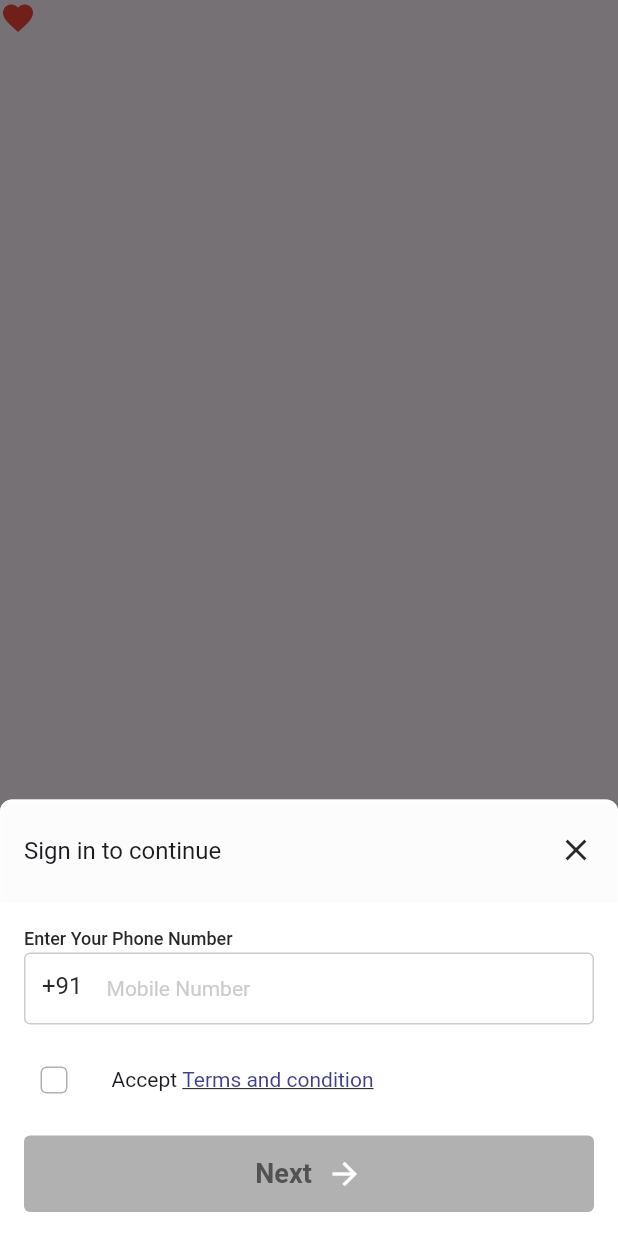
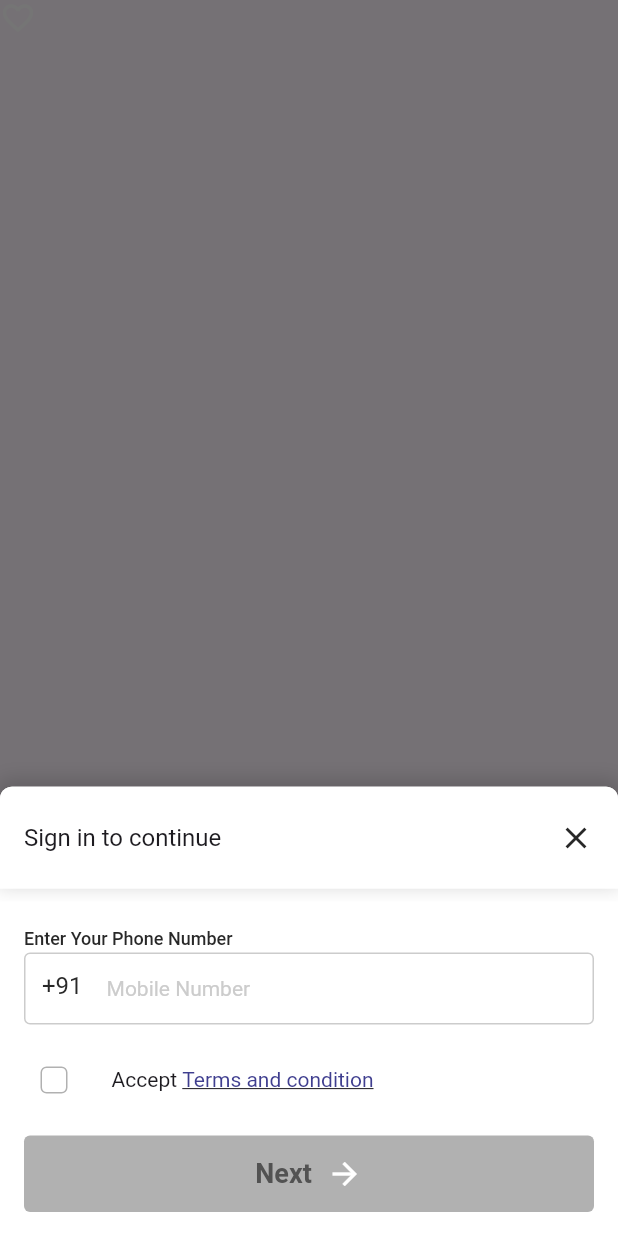
Before and after one commit to DivyanshArya09/oru_mobiles, a Flutter app: the FavouriteIcon widget shown alone on an empty page, opened directly with empty values, after a tap on the "favorite outline" icon, on a phone screen of 412 x 824 dp. Run offline on Flutter 3.47's test engine with Material 3 defaults, Android fonts, the phone set to English and light mode, and no system bars; our stand-ins replace bloc, cached_network_image, carousel_slider, dartz, dio, equatable and 9 more; accounts and stored records are empty; network calls fail; Roboto replaces fonts that are missing (Poppins); project files that could hold a hidden picture were left out.

Commit message:
UI fixes

```diff
--- a/lib/core/helpers/scaffold_helper.dart
+++ b/lib/core/helpers/scaffold_helper.dart
@@ -3,6 +3,7 @@ import 'package:flutter_screenutil/flutter_screenutil.dart';
 import 'package:oru_mobiles/core/constants/color_palatte.dart';
 import 'package:oru_mobiles/features/home/presentation/screens/home_screen.dart';
 import 'package:oru_mobiles/themes/app_text_themes.dart';
+import 'package:oru_mobiles/utils/custom_spacers.dart';
 
 enum SnakBarType { success, error, info }
 
@@ -42,7 +43,14 @@ class ScaffoldHelper {
             topRight: Radius.circular(8),
           ),
         ),
-        builder: (context) => Padding(
+        builder: (context) => Container(
+          decoration: const BoxDecoration(
+            color: Colors.white,
+            borderRadius: BorderRadius.only(
+              topLeft: Radius.circular(8),
+              topRight: Radius.circular(8),
+            ),
+          ),
           padding: EdgeInsets.only(
             bottom: MediaQuery.of(context).viewInsets.bottom,
           ),
@@ -54,17 +62,18 @@ class ScaffoldHelper {
                 width: double.infinity,
                 padding: const EdgeInsets.symmetric(horizontal: 16),
                 decoration: BoxDecoration(
-                  color: Colors.white.withOpacity(.8),
+                  color: Colors.white,
                   borderRadius: const BorderRadius.only(
                     topLeft: Radius.circular(8),
                     topRight: Radius.circular(8),
                   ),
                   boxShadow: [
                     BoxShadow(
-                      color: Colors.black.withOpacity(0.06), // Shadow color
-                      offset: Offset(0, 2), // Shadow position
-                      blurRadius: 2, // Shadow blur radius
-                      spreadRadius: 0, // Shadow spread radius
+                      color: Colors.black.withOpacity(0.15), // Softer shadow
+                      offset: const Offset(0, -3), // Shift shadow down
+                      blurRadius: 10, // Increase blur for smoother effect
+                      spreadRadius:
+                          2, // Slight spread to make it more prominent
                     ),
                   ],
                 ),
@@ -85,6 +94,7 @@ class ScaffoldHelper {
                   ],
                 ),
               ),
+              CustomSpacers.height8,
               Container(
                 padding: const EdgeInsets.all(16),
                 color: ColorPalette.white,
--- a/lib/core/helpers/user_helper.dart
+++ b/lib/core/helpers/user_helper.dart
@@ -1,7 +1,11 @@
+import 'dart:async';
+
 import 'package:oru_mobiles/core/constants/shared_prefs_key.dart';
 import 'package:oru_mobiles/core/managers/shared_preferences_manger.dart';
 import 'package:oru_mobiles/routes/app_routes.dart';
 import 'package:oru_mobiles/routes/custom_navigator.dart';
+
+StreamController<bool> userAuthStream = StreamController.broadcast();
 
 class UserHelper {
   static setUserName(String name) {
@@ -14,6 +18,7 @@ class UserHelper {
 
   static setIsloggedIn(bool isLoggedIn) {
     SharedPreferencesManager.setBool(isUserLoggedIN, isLoggedIn);
+    UserAuthStream.broadcastStream(isLoggedIn);
   }
 
   static String getUserName() {
@@ -39,5 +44,14 @@ class UserHelper {
 
     kNavigatorKey.currentState!
         .pushNamedAndRemoveUntil(AppRouter.splashScreen, (route) => false);
+    userAuthStream.close();
   }
 }
+
+class UserAuthStream {
+  static Stream<bool> getUserAuthStream() => userAuthStream.stream;
+
+  static void broadcastStream(bool value) {
+    userAuthStream.sink.add(value);
+  }
+}
--- a/lib/features/auth/presentation/widgets/login_widget.dart
+++ b/lib/features/auth/presentation/widgets/login_widget.dart
@@ -4,6 +4,7 @@ import 'package:flutter/material.dart';
 import 'package:flutter_bloc/flutter_bloc.dart';
 import 'package:oru_mobiles/core/constants/color_palatte.dart';
 import 'package:oru_mobiles/core/helpers/scaffold_helper.dart';
+import 'package:oru_mobiles/core/helpers/user_helper.dart';
 import 'package:oru_mobiles/features/auth/domain/entities/generate_otp_entity.dart';
 import 'package:oru_mobiles/features/auth/presentation/bloc/auth_bloc.dart';
 import 'package:oru_mobiles/features/auth/presentation/utils/auth_validators.dart';
@@ -87,6 +88,9 @@ class _LoginWidgetState extends State<LoginWidget> {
                 otpWidgetType: OtpWidgetType.bottomSheet,
               ),
               title: 'Verify OTP',
+            ).then(
+              (value) =>
+                  value == false ? UserAuthStream.broadcastStream(false) : null,
             );
           }
         }
--- a/lib/features/auth/presentation/widgets/sign_up_widget.dart
+++ b/lib/features/auth/presentation/widgets/sign_up_widget.dart
@@ -1,4 +1,5 @@
 import 'package:flutter/material.dart';
+import 'package:oru_mobiles/core/helpers/scaffold_helper.dart';
 import 'package:oru_mobiles/core/helpers/user_helper.dart';
 import 'package:oru_mobiles/features/auth/presentation/utils/auth_validators.dart';
 import 'package:oru_mobiles/routes/app_routes.dart';
@@ -67,6 +68,11 @@ class _SignUpWidgetState extends State<SignUpWidget> {
                     AppRouter.home,
                   );
                 } else {
+                  ScaffoldHelper.showSnackBar(
+                    context: context,
+                    message: 'Logged In Successfully',
+                    type: SnakBarType.success,
+                  );
                   Navigator.pop(context);
                 }
               }
--- a/lib/features/home/presentation/blocs/home_bloc/home_bloc.dart
+++ b/lib/features/home/presentation/blocs/home_bloc/home_bloc.dart
@@ -21,6 +21,11 @@ class HomeBloc extends Cubit<HomeState> {
 
   List<MobileBrandModel> mobileBrands = [];
   List<FaqModel> faqs = [];
+
+  Future<void> refresh() async {
+    await getMobileBrands();
+    await getFaqs();
+  }
 
   Future<void> getMobileBrands() async {
     emit(HomeLoadingState());
--- a/lib/features/home/presentation/widgets/favourite_icon.dart
+++ b/lib/features/home/presentation/widgets/favourite_icon.dart
@@ -15,10 +15,14 @@ class _FavouriteIconState extends State<FavouriteIcon> {
   bool _isSelected = false;
   @override
   Widget build(BuildContext context) {
+    return StreamBuilder<bool>(
+        initialData: false,
+        stream: UserAuthStream.getUserAuthStream(),
+        builder: (context, snapshot) {
           return GestureDetector(
             onTap: () {
               setState(() {
-          _isSelected = !_isSelected;
+                _isSelected = !(_isSelected && snapshot.data == true);
                 widget.onChanged(_isSelected);
               });
 
@@ -35,12 +39,17 @@ class _FavouriteIconState extends State<FavouriteIcon> {
               }
             },
             child: Padding(
-        padding: EdgeInsets.only(bottom: 8, right: 8),
+              padding: const EdgeInsets.only(bottom: 8, right: 8),
               child: Icon(
-          _isSelected ? Icons.favorite : Icons.favorite_border_outlined,
-          color: _isSelected ? Colors.red : Colors.white,
+                (_isSelected && snapshot.data == true)
+                    ? Icons.favorite
+                    : Icons.favorite_border_outlined,
+                color: (_isSelected && snapshot.data == true)
+                    ? Colors.red
+                    : Colors.white,
               ),
             ),
           );
+        });
   }
 }
--- a/lib/main.dart
+++ b/lib/main.dart
@@ -33,3 +33,8 @@ class MyApp extends StatelessWidget {
     );
   }
 }
+
+//! Things left
+// 1. Setup firbase Notifications
+// 3. Add readme file for this project
+// 4. Make build for android
--- a/lib/ui/custom_button.dart
+++ b/lib/ui/custom_button.dart
@@ -126,7 +126,7 @@ class CustomButton extends StatelessWidget {
                             color: textColor,
                           ),
                   ),
-            if (icon != null)
+            if (icon != null && !isLoading)
               Container(
                 color: Colors.transparent,
                 margin: const EdgeInsets.only(left: 10),
--- a/pubspec.yaml
+++ b/pubspec.yaml
@@ -50,6 +50,7 @@ dependencies:
   internet_connection_checker: ^3.0.1
   shared_preferences: ^2.2.3
   carousel_slider: ^5.0.0
+  http: ^1.2.2
 
 dev_dependencies:
   flutter_test:
```
Also changed, not shown: lib/features/home/data/models/product_model.dart (+35 -26 lines), lib/features/home/presentation/screens/home_screen.dart (+26 -8 lines), pubspec.lock. Lines whose indentation alone changed are shown as unchanged.
